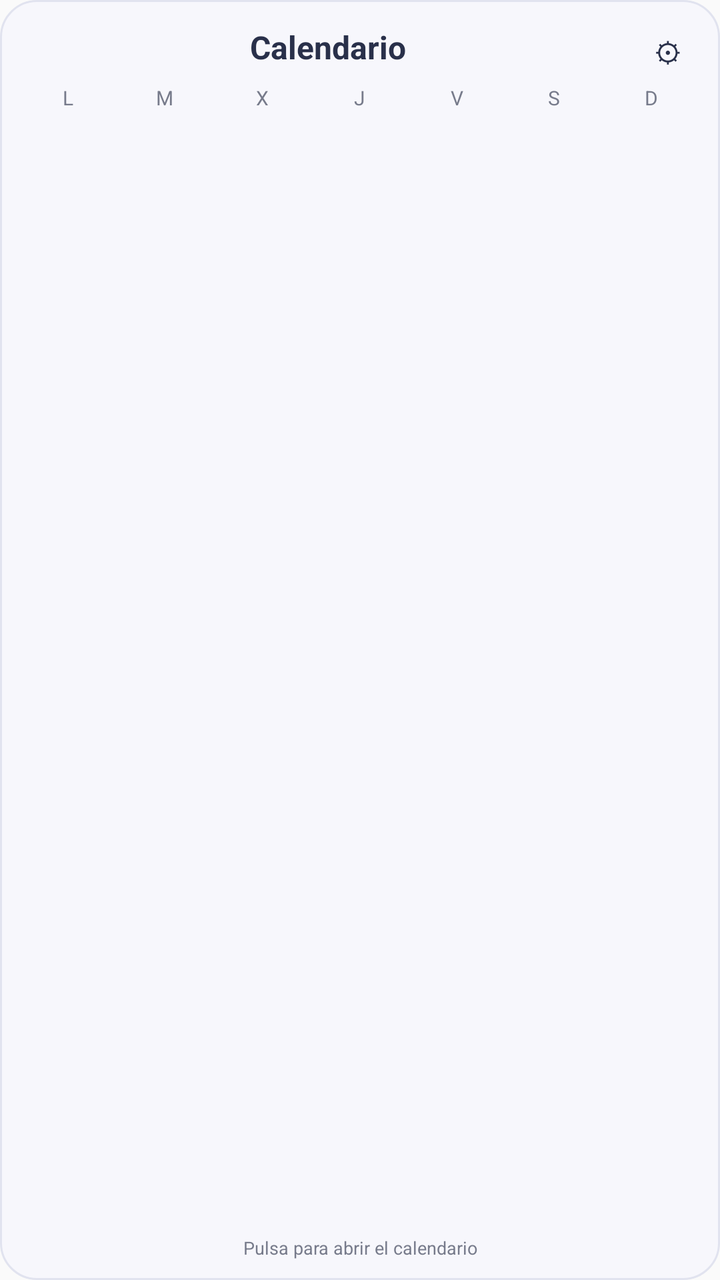
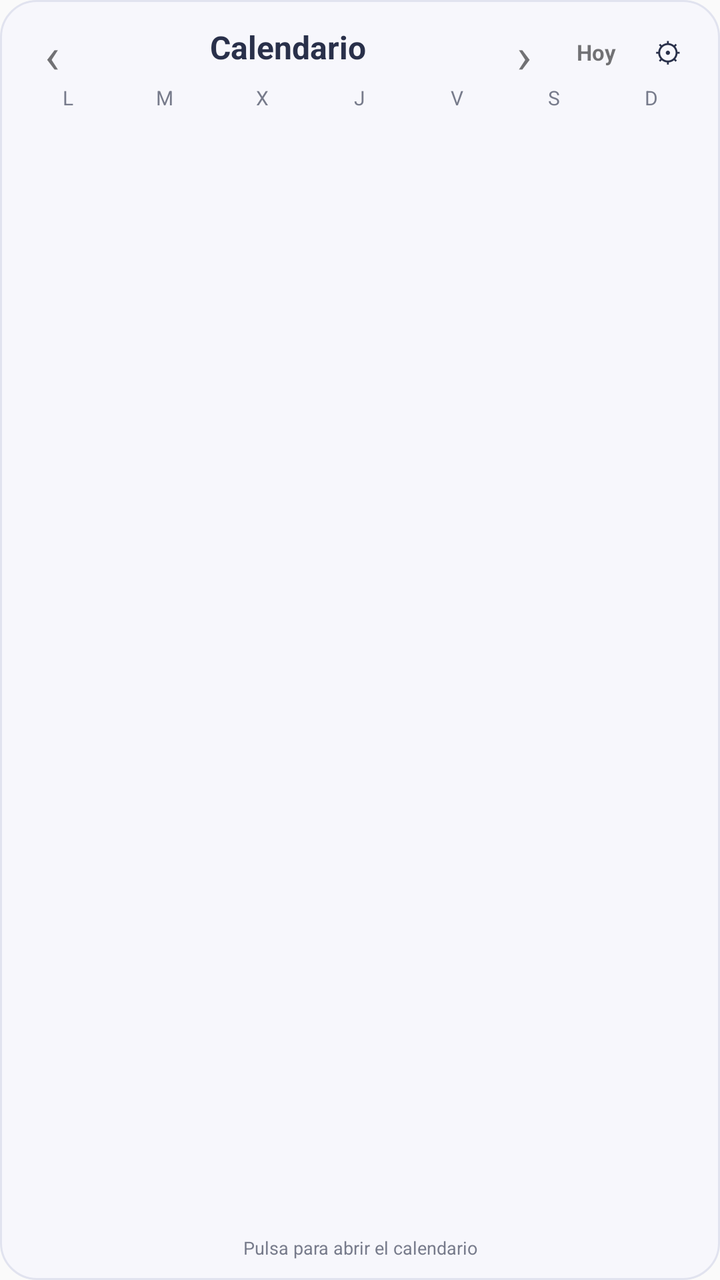

Before-and-after screenshots of an Android layout around one commit, followed by the original layout XML and the change that was made.
<!-- AndroidManifest.xml: application theme android:Theme.Material.Light.NoActionBar -->
<!-- res/layout/widget_month.xml -->
<?xml version="1.0" encoding="utf-8"?>
<LinearLayout xmlns:android="http://schemas.android.com/apk/res/android"
    android:id="@+id/widget_root"
    android:layout_width="match_parent"
    android:layout_height="match_parent"
    android:orientation="vertical"
    android:padding="10dp"
    android:background="@drawable/widget_background">
    <LinearLayout
        android:layout_width="match_parent"
        android:layout_height="wrap_content"
        android:orientation="horizontal"
        android:gravity="center_vertical">
        <TextView
            android:id="@+id/widget_month_title"
            android:layout_width="0dp"
            android:layout_height="wrap_content"
            android:layout_weight="1"
            android:text="Calendario"
            android:textColor="#29304A"
            android:textSize="16sp"
            android:textStyle="bold"
            android:gravity="center"
            android:paddingBottom="5dp" />
        <TextView
            android:id="@+id/widget_configure"
            android:layout_width="32dp"
            android:layout_height="32dp"
            android:gravity="center"
            android:text="⚙"
            android:textColor="#29304A"
            android:contentDescription="Configurar transparencia" />
    </LinearLayout>
    <LinearLayout
        android:layout_width="match_parent"
        android:layout_height="wrap_content"
        android:orientation="horizontal">
        <TextView android:layout_width="0dp" android:layout_height="wrap_content" android:layout_weight="1" android:gravity="center" android:id="@+id/widget_weekday_0" android:text="L" android:textColor="#777B8B" android:textSize="10sp" />
        <TextView android:layout_width="0dp" android:layout_height="wrap_content" android:layout_weight="1" android:gravity="center" android:id="@+id/widget_weekday_1" android:text="M" android:textColor="#777B8B" android:textSize="10sp" />
        <TextView android:layout_width="0dp" android:layout_height="wrap_content" android:layout_weight="1" android:gravity="center" android:id="@+id/widget_weekday_2" android:text="X" android:textColor="#777B8B" android:textSize="10sp" />
        <TextView android:layout_width="0dp" android:layout_height="wrap_content" android:layout_weight="1" android:gravity="center" android:id="@+id/widget_weekday_3" android:text="J" android:textColor="#777B8B" android:textSize="10sp" />
        <TextView android:layout_width="0dp" android:layout_height="wrap_content" android:layout_weight="1" android:gravity="center" android:id="@+id/widget_weekday_4" android:text="V" android:textColor="#777B8B" android:textSize="10sp" />
        <TextView android:layout_width="0dp" android:layout_height="wrap_content" android:layout_weight="1" android:gravity="center" android:id="@+id/widget_weekday_5" android:text="S" android:textColor="#777B8B" android:textSize="10sp" />
        <TextView android:layout_width="0dp" android:layout_height="wrap_content" android:layout_weight="1" android:gravity="center" android:id="@+id/widget_weekday_6" android:text="D" android:textColor="#777B8B" android:textSize="10sp" />
    </LinearLayout>
    <LinearLayout
        android:id="@+id/widget_month_days"
        android:layout_width="match_parent"
        android:layout_height="0dp"
        android:layout_weight="1"
        android:orientation="vertical"
        android:gravity="center" />
    <TextView
        android:id="@+id/widget_month_hint"
        android:layout_width="match_parent"
        android:layout_height="wrap_content"
        android:text="Pulsa para abrir el calendario"
        android:textColor="#777B8B"
        android:textSize="9sp"
        android:gravity="center"
        android:paddingTop="3dp" />
</LinearLayout>
<!-- resources referenced by this layout -->
<resources>
  <!-- drawable widget_background (drawable) -->
  <?xml version="1.0" encoding="utf-8"?>
  <shape xmlns:android="http://schemas.android.com/apk/res/android">
      <solid android:color="#F7F7FC" />
      <corners android:radius="18dp" />
      <stroke android:width="1dp" android:color="#E1E3EF" />
  </shape>
</resources>

<!-- the commit's change to res/layout/widget_month.xml (unified diff, before → after) -->
@@ -12,6 +12,14 @@
         android:orientation="horizontal"
         android:gravity="center_vertical">
         <TextView
+            android:id="@+id/widget_month_previous"
+            android:layout_width="32dp"
+            android:layout_height="32dp"
+            android:gravity="center"
+            android:text="‹"
+            android:textSize="25sp"
+            android:contentDescription="Mes anterior" />
+        <TextView
             android:id="@+id/widget_month_title"
             android:layout_width="0dp"
             android:layout_height="wrap_content"
@@ -22,6 +30,23 @@
             android:textStyle="bold"
             android:gravity="center"
             android:paddingBottom="5dp" />
+        <TextView
+            android:id="@+id/widget_month_next"
+            android:layout_width="32dp"
+            android:layout_height="32dp"
+            android:gravity="center"
+            android:text="›"
+            android:textSize="25sp"
+            android:contentDescription="Mes siguiente" />
+        <TextView
+            android:id="@+id/widget_month_today"
+            android:layout_width="40dp"
+            android:layout_height="32dp"
+            android:gravity="center"
+            android:text="Hoy"
+            android:textSize="11sp"
+            android:textStyle="bold"
+            android:contentDescription="Volver al mes actual" />
         <TextView
             android:id="@+id/widget_configure"
             android:layout_width="32dp"
